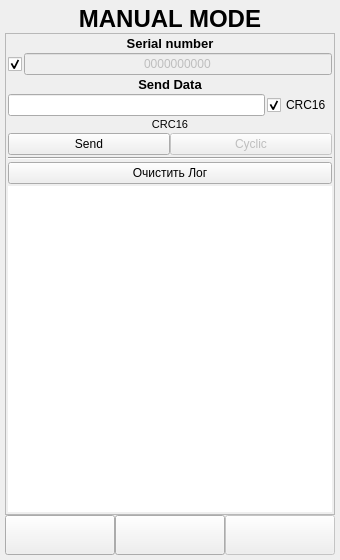
Qt form ANDROID_FORMS/hands_enter_form.ui (DavidSiegman/PLC_RF_Configurator) before a commit.
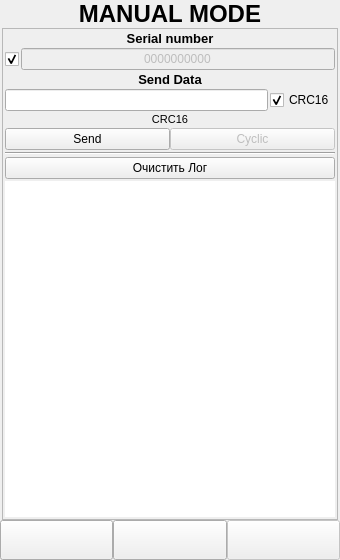
The same form after that commit. Icons and pictures are not drawn.

Patch:
```diff
--- a/ANDROID_FORMS/hands_enter_form.ui
+++ b/ANDROID_FORMS/hands_enter_form.ui
@@ -13,21 +13,21 @@
   <property name="windowTitle">
    <string>Form</string>
   </property>
-  <layout class="QVBoxLayout" name="verticalLayout">
+  <layout class="QVBoxLayout" name="verticalLayout_2">
    <property name="spacing">
     <number>0</number>
    </property>
    <property name="leftMargin">
-    <number>5</number>
+    <number>0</number>
    </property>
    <property name="topMargin">
-    <number>5</number>
+    <number>0</number>
    </property>
    <property name="rightMargin">
-    <number>5</number>
+    <number>0</number>
    </property>
    <property name="bottomMargin">
-    <number>5</number>
+    <number>0</number>
    </property>
    <item>
     <widget class="QLabel" name="label_1">
@@ -60,6 +60,27 @@
     </widget>
    </item>
    <item>
+    <widget class="QWidget" name="Main_Widget" native="true">
+     <property name="styleSheet">
+      <string notr="true"/>
+     </property>
+     <layout class="QVBoxLayout" name="verticalLayout_5">
+      <property name="spacing">
+       <number>0</number>
+      </property>
+      <property name="leftMargin">
+       <number>2</number>
+      </property>
+      <property name="topMargin">
+       <number>0</number>
+      </property>
+      <property name="rightMargin">
+       <number>2</number>
+      </property>
+      <property name="bottomMargin">
+       <number>0</number>
+      </property>
+      <item>
     <widget class="QScrollArea" name="scrollArea">
      <property name="horizontalScrollBarPolicy">
       <enum>Qt::ScrollBarAlwaysOff</enum>
@@ -72,8 +93,8 @@
        <rect>
         <x>0</x>
         <y>0</y>
-        <width>328</width>
-        <height>476</height>
+           <width>334</width>
+           <height>486</height>
        </rect>
       </property>
       <layout class="QVBoxLayout" name="verticalLayout_3">
@@ -450,6 +471,9 @@
      </widget>
     </widget>
    </item>
+     </layout>
+    </widget>
+   </item>
    <item>
     <widget class="QWidget" name="DownPanel_Widget" native="true">
      <property name="styleSheet">
@@ -544,6 +568,27 @@
          </widget>
         </item>
         <item>
+         <widget class="QWidget" name="Next_Widget" native="true">
+          <property name="enabled">
+           <bool>false</bool>
+          </property>
+          <layout class="QVBoxLayout" name="verticalLayout">
+           <property name="spacing">
+            <number>0</number>
+           </property>
+           <property name="leftMargin">
+            <number>0</number>
+           </property>
+           <property name="topMargin">
+            <number>0</number>
+           </property>
+           <property name="rightMargin">
+            <number>0</number>
+           </property>
+           <property name="bottomMargin">
+            <number>0</number>
+           </property>
+           <item>
          <widget class="QPushButton" name="Next">
           <property name="enabled">
            <bool>false</bool>
@@ -573,6 +618,9 @@
             <height>30</height>
            </size>
           </property>
+            </widget>
+           </item>
+          </layout>
          </widget>
         </item>
        </layout>
```
Lines whose indentation alone changed are shown as unchanged.
